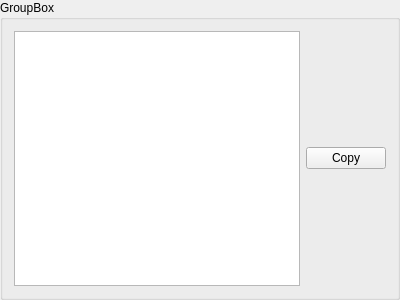
This is viewer.ui in zradoslav/csv_pager as Qt 5 draws it before an edit. The edited form follows.
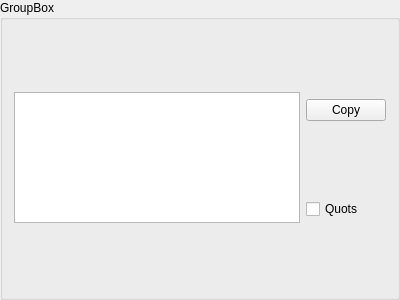
This is the edited form.

What changed in the file:
```diff
--- a/viewer.ui
+++ b/viewer.ui
@@ -16,17 +16,24 @@
   <property name="title">
    <string>GroupBox</string>
   </property>
-  <layout class="QHBoxLayout" name="horizontalLayout">
-   <item>
-    <widget class="QPlainTextEdit" name="textEdit"/>
-   </item>
-   <item>
+  <layout class="QGridLayout" name="gridLayout">
+   <item row="0" column="1">
     <widget class="QPushButton" name="copyButton">
      <property name="text">
       <string>Copy</string>
      </property>
     </widget>
    </item>
+   <item row="1" column="1">
+    <widget class="QCheckBox" name="quotBox">
+     <property name="text">
+      <string>Quots</string>
+     </property>
+    </widget>
+   </item>
+   <item row="0" column="0" rowspan="2">
+    <widget class="QPlainTextEdit" name="textEdit"/>
+   </item>
   </layout>
  </widget>
  <resources/>
```
